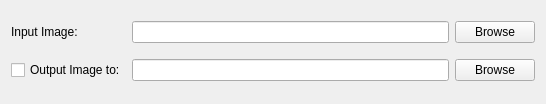
The window that TaskBatches/Image/ImageTasksProperties.ui (klapeto/elpida) describes before a commit, drawn with Qt 5.
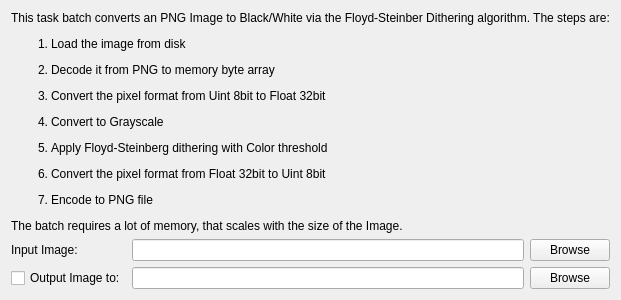
The same window after the commit.

Commit message:
Tasks Run Results modification
 * Changed the way Task Results are gathered
 * Now ImageTasks are working from Qt
 * Added basic Events for classes
 * Qt ui Play Image (SVG)

Diff of the .ui file:
```diff
--- a/TaskBatches/Image/ImageTasksProperties.ui
+++ b/TaskBatches/Image/ImageTasksProperties.ui
@@ -2,18 +2,25 @@
 <ui version="4.0">
  <class>ImageTasksProperties</class>
  <widget class="QWidget" name="ImageTasksProperties">
-  <property name="geometry">
-   <rect>
-    <x>0</x>
-    <y>0</y>
-    <width>546</width>
-    <height>104</height>
-   </rect>
-  </property>
   <property name="windowTitle">
    <string>Form</string>
   </property>
-  <layout class="QGridLayout" name="gridLayout">
+  <layout class="QVBoxLayout" name="verticalLayout">
+   <item>
+    <widget class="QLabel" name="lblDescription">
+     <property name="text">
+      <string>&lt;html&gt;&lt;head/&gt;&lt;body&gt;&lt;p&gt;This task batch converts an PNG Image to Black/White via the Floyd-Steinber Dithering algorithm. The steps are:&lt;/p&gt;&lt;ol style=&quot;margin-top: 0px; margin-bottom: 0px; margin-left: 0px; margin-right: 0px; -qt-list-indent: 1;&quot;&gt;&lt;li style=&quot; margin-top:12px; margin-bottom:12px; margin-left:0px; margin-right:0px; -qt-block-indent:0; text-indent:0px;&quot;&gt;Load the image from disk&lt;/li&gt;&lt;li style=&quot; margin-top:12px; margin-bottom:12px; margin-left:0px; margin-right:0px; -qt-block-indent:0; text-indent:0px;&quot;&gt;Decode it from PNG to memory byte array&lt;/li&gt;&lt;li style=&quot; margin-top:12px; margin-bottom:12px; margin-left:0px; margin-right:0px; -qt-block-indent:0; text-indent:0px;&quot;&gt;Convert the pixel format from Uint 8bit to Float 32bit&lt;/li&gt;&lt;li style=&quot; margin-top:12px; margin-bottom:12px; margin-left:0px; margin-right:0px; -qt-block-indent:0; text-indent:0px;&quot;&gt;Convert to Grayscale&lt;/li&gt;&lt;li style=&quot; margin-top:12px; margin-bottom:12px; margin-left:0px; margin-right:0px; -qt-block-indent:0; text-indent:0px;&quot;&gt;Apply Floyd-Steinberg dithering with Color threshold&lt;/li&gt;&lt;li style=&quot; margin-top:12px; margin-bottom:12px; margin-left:0px; margin-right:0px; -qt-block-indent:0; text-indent:0px;&quot;&gt;Convert the pixel format from Float 32bit to Uint 8bit&lt;/li&gt;&lt;li style=&quot; margin-top:12px; margin-bottom:12px; margin-left:0px; margin-right:0px; -qt-block-indent:0; text-indent:0px;&quot;&gt;Encode to PNG file&lt;/li&gt;&lt;/ol&gt;&lt;p&gt;The batch requires a lot of memory, that scales with the size of the Image.&lt;/p&gt;&lt;/body&gt;&lt;/html&gt;</string>
+     </property>
+    </widget>
+   </item>
+   <item>
+    <layout class="QGridLayout" name="glProperties">
+     <item row="1" column="1">
+      <widget class="QLineEdit" name="leOutputImage"/>
+     </item>
+     <item row="0" column="1">
+      <widget class="QLineEdit" name="leInputImage"/>
+     </item>
    <item row="0" column="0">
     <widget class="QLabel" name="lblInputFile">
      <property name="text">
@@ -21,9 +28,6 @@
      </property>
     </widget>
    </item>
-   <item row="0" column="1">
-    <widget class="QLineEdit" name="leInputImage"/>
-   </item>
    <item row="0" column="2">
     <widget class="QPushButton" name="pbSelectInput">
      <property name="text">
@@ -31,6 +35,13 @@
      </property>
     </widget>
    </item>
+     <item row="1" column="2">
+      <widget class="QPushButton" name="pbSelectOutput">
+       <property name="text">
+        <string>Browse</string>
+       </property>
+      </widget>
+     </item>
    <item row="1" column="0">
     <widget class="QCheckBox" name="chkOutputImage">
      <property name="text">
@@ -38,15 +49,7 @@
      </property>
     </widget>
    </item>
-   <item row="1" column="1">
-    <widget class="QLineEdit" name="leOutputImage"/>
-   </item>
-   <item row="1" column="2">
-    <widget class="QPushButton" name="pbSelectOutput">
-     <property name="text">
-      <string>Browse</string>
-     </property>
-    </widget>
+    </layout>
    </item>
   </layout>
  </widget>
```
Lines whose indentation alone changed are shown as unchanged. The commit also changes 49 other files.
